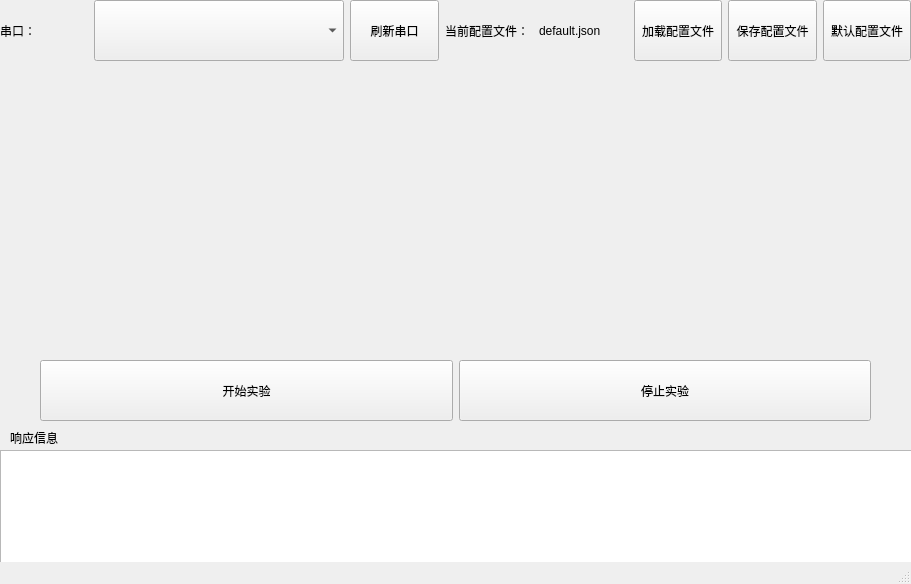
Above: Module/experiment_setting/ui/tab7_window.ui from 2950067210dqy/Animal_Project_Newly before the change. Below: the same form after it.
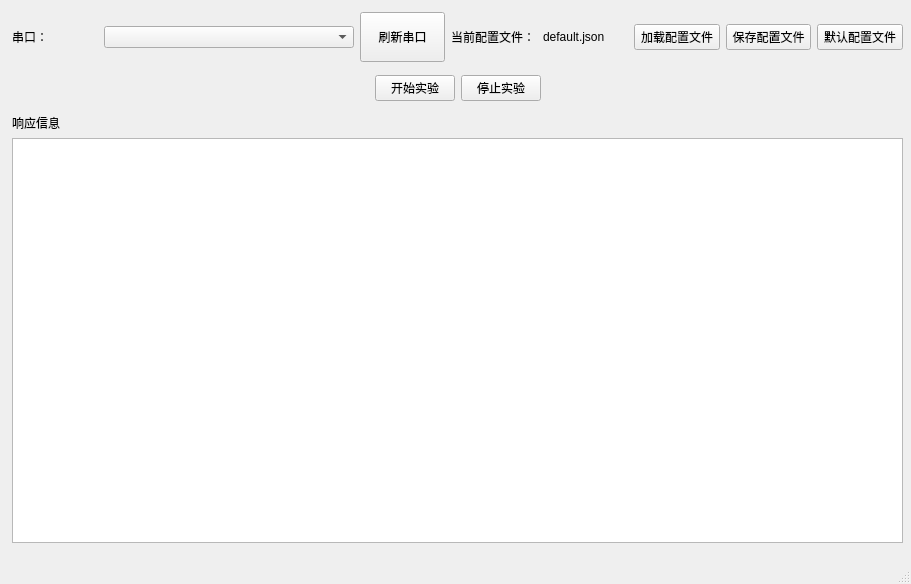
That is the form after the change.

Commit message: 1.1.3 编写响应式界面

```diff
--- a/Module/experiment_setting/ui/tab7_window.ui
+++ b/Module/experiment_setting/ui/tab7_window.ui
@@ -32,135 +32,35 @@
    <widget class="QWidget" name="verticalLayoutWidget">
     <property name="geometry">
      <rect>
-      <x>0</x>
-      <y>70</y>
-      <width>911</width>
-      <height>291</height>
+      <x>7</x>
+      <y>7</y>
+      <width>901</width>
+      <height>541</height>
      </rect>
     </property>
-    <layout class="QVBoxLayout" name="content_layout">
+    <layout class="QVBoxLayout" name="verticalLayout_2">
      <property name="sizeConstraint">
       <enum>QLayout::SetMinAndMaxSize</enum>
      </property>
-    </layout>
-   </widget>
-   <widget class="QListWidget" name="tab_7_responselist">
-    <property name="geometry">
-     <rect>
-      <x>0</x>
-      <y>450</y>
-      <width>921</width>
-      <height>121</height>
-     </rect>
-    </property>
-   </widget>
-   <widget class="QLabel" name="label_4">
-    <property name="geometry">
-     <rect>
-      <x>10</x>
-      <y>430</y>
-      <width>54</width>
-      <height>16</height>
-     </rect>
-    </property>
-    <property name="sizePolicy">
-     <sizepolicy hsizetype="Expanding" vsizetype="Expanding">
-      <horstretch>0</horstretch>
-      <verstretch>0</verstretch>
-     </sizepolicy>
-    </property>
-    <property name="text">
-     <string>响应信息</string>
-    </property>
-   </widget>
-   <widget class="QWidget" name="horizontalLayoutWidget_2">
-    <property name="geometry">
-     <rect>
-      <x>0</x>
-      <y>360</y>
-      <width>911</width>
-      <height>61</height>
-     </rect>
-    </property>
-    <layout class="QHBoxLayout" name="horizontalLayout_2">
-     <property name="sizeConstraint">
-      <enum>QLayout::SetMinAndMaxSize</enum>
-     </property>
+     <property name="leftMargin">
+      <number>5</number>
+     </property>
+     <property name="topMargin">
+      <number>5</number>
+     </property>
+     <property name="rightMargin">
+      <number>5</number>
+     </property>
+     <property name="bottomMargin">
+      <number>5</number>
+     </property>
      <item>
-      <spacer name="horizontalSpacer">
-       <property name="orientation">
-        <enum>Qt::Vertical</enum>
-       </property>
-       <property name="sizeHint" stdset="0">
-        <size>
-         <width>40</width>
-         <height>20</height>
-        </size>
-       </property>
-      </spacer>
-     </item>
-     <item>
-      <widget class="QPushButton" name="start_btn">
-       <property name="sizePolicy">
-        <sizepolicy hsizetype="Expanding" vsizetype="Expanding">
-         <horstretch>0</horstretch>
-         <verstretch>0</verstretch>
-        </sizepolicy>
-       </property>
-       <property name="text">
-        <string>开始实验</string>
-       </property>
-      </widget>
-     </item>
-     <item>
-      <widget class="QPushButton" name="stop_btn">
-       <property name="sizePolicy">
-        <sizepolicy hsizetype="Expanding" vsizetype="Expanding">
-         <horstretch>0</horstretch>
-         <verstretch>0</verstretch>
-        </sizepolicy>
-       </property>
-       <property name="text">
-        <string>停止实验</string>
-       </property>
-      </widget>
-     </item>
-     <item>
-      <spacer name="horizontalSpacer_2">
-       <property name="orientation">
-        <enum>Qt::Vertical</enum>
-       </property>
-       <property name="sizeHint" stdset="0">
-        <size>
-         <width>40</width>
-         <height>20</height>
-        </size>
-       </property>
-      </spacer>
-     </item>
-    </layout>
-   </widget>
-   <widget class="QWidget" name="horizontalLayoutWidget">
-    <property name="geometry">
-     <rect>
-      <x>0</x>
-      <y>0</y>
-      <width>911</width>
-      <height>61</height>
-     </rect>
-    </property>
     <layout class="QHBoxLayout" name="horizontalLayout">
      <property name="sizeConstraint">
       <enum>QLayout::SetMaximumSize</enum>
      </property>
      <item>
       <widget class="QLabel" name="label_3">
-       <property name="sizePolicy">
-        <sizepolicy hsizetype="Expanding" vsizetype="Expanding">
-         <horstretch>0</horstretch>
-         <verstretch>0</verstretch>
-        </sizepolicy>
-       </property>
        <property name="text">
         <string>串口：</string>
        </property>
@@ -168,12 +68,6 @@
      </item>
      <item>
       <widget class="QComboBox" name="tab_7_port_combox">
-       <property name="sizePolicy">
-        <sizepolicy hsizetype="Expanding" vsizetype="Expanding">
-         <horstretch>0</horstretch>
-         <verstretch>0</verstretch>
-        </sizepolicy>
-       </property>
        <property name="minimumSize">
         <size>
          <width>250</width>
@@ -184,12 +78,6 @@
      </item>
      <item>
       <widget class="QPushButton" name="tab_7_refresh_port_btn">
-       <property name="sizePolicy">
-        <sizepolicy hsizetype="Expanding" vsizetype="Expanding">
-         <horstretch>0</horstretch>
-         <verstretch>0</verstretch>
-        </sizepolicy>
-       </property>
        <property name="minimumSize">
         <size>
          <width>0</width>
@@ -203,12 +91,6 @@
      </item>
      <item>
       <widget class="QLabel" name="label">
-       <property name="sizePolicy">
-        <sizepolicy hsizetype="Expanding" vsizetype="Expanding">
-         <horstretch>0</horstretch>
-         <verstretch>0</verstretch>
-        </sizepolicy>
-       </property>
        <property name="text">
         <string>当前配置文件：</string>
        </property>
@@ -216,12 +98,6 @@
      </item>
      <item>
       <widget class="QLabel" name="config_name_label">
-       <property name="sizePolicy">
-        <sizepolicy hsizetype="Expanding" vsizetype="Expanding">
-         <horstretch>0</horstretch>
-         <verstretch>0</verstretch>
-        </sizepolicy>
-       </property>
        <property name="text">
         <string>default.json</string>
        </property>
@@ -229,12 +105,6 @@
      </item>
      <item>
       <widget class="QPushButton" name="load_config_btn">
-       <property name="sizePolicy">
-        <sizepolicy hsizetype="Expanding" vsizetype="Expanding">
-         <horstretch>0</horstretch>
-         <verstretch>0</verstretch>
-        </sizepolicy>
-       </property>
        <property name="text">
         <string>加载配置文件</string>
        </property>
@@ -242,12 +112,6 @@
      </item>
      <item>
       <widget class="QPushButton" name="save_config_btn">
-       <property name="sizePolicy">
-        <sizepolicy hsizetype="Expanding" vsizetype="Expanding">
-         <horstretch>0</horstretch>
-         <verstretch>0</verstretch>
-        </sizepolicy>
-       </property>
        <property name="text">
         <string>保存配置文件</string>
        </property>
@@ -255,16 +119,83 @@
      </item>
      <item>
       <widget class="QPushButton" name="default_config_btn">
-       <property name="sizePolicy">
-        <sizepolicy hsizetype="Expanding" vsizetype="Expanding">
-         <horstretch>0</horstretch>
-         <verstretch>0</verstretch>
-        </sizepolicy>
-       </property>
        <property name="text">
         <string>默认配置文件</string>
        </property>
       </widget>
+       </item>
+      </layout>
+     </item>
+     <item>
+      <layout class="QVBoxLayout" name="content_layout"/>
+     </item>
+     <item>
+      <layout class="QVBoxLayout" name="verticalLayout" stretch="0,1">
+       <item>
+        <layout class="QHBoxLayout" name="horizontalLayout_2">
+         <item>
+          <spacer name="horizontalSpacer">
+           <property name="orientation">
+            <enum>Qt::Horizontal</enum>
+           </property>
+           <property name="sizeHint" stdset="0">
+            <size>
+             <width>20</width>
+             <height>40</height>
+            </size>
+           </property>
+          </spacer>
+         </item>
+         <item>
+          <widget class="QPushButton" name="start_btn">
+           <property name="text">
+            <string>开始实验</string>
+           </property>
+          </widget>
+         </item>
+         <item>
+          <widget class="QPushButton" name="stop_btn">
+           <property name="text">
+            <string>停止实验</string>
+           </property>
+          </widget>
+         </item>
+         <item>
+          <spacer name="horizontalSpacer_2">
+           <property name="orientation">
+            <enum>Qt::Horizontal</enum>
+           </property>
+           <property name="sizeHint" stdset="0">
+            <size>
+             <width>20</width>
+             <height>40</height>
+            </size>
+           </property>
+          </spacer>
+         </item>
+        </layout>
+       </item>
+       <item>
+        <layout class="QVBoxLayout" name="verticalLayout_3" stretch="0,1">
+         <item>
+          <widget class="QLabel" name="label_4">
+           <property name="sizePolicy">
+            <sizepolicy hsizetype="Minimum" vsizetype="Minimum">
+             <horstretch>0</horstretch>
+             <verstretch>0</verstretch>
+            </sizepolicy>
+           </property>
+           <property name="text">
+            <string>响应信息</string>
+           </property>
+          </widget>
+         </item>
+         <item>
+          <widget class="QListWidget" name="tab_7_responselist"/>
+         </item>
+        </layout>
+       </item>
+      </layout>
      </item>
     </layout>
    </widget>
```
Left out of the diff: 2 changed lines with no effect on the pictures. Lines whose indentation alone changed are shown as unchanged. The commit also changes 9 other files.
